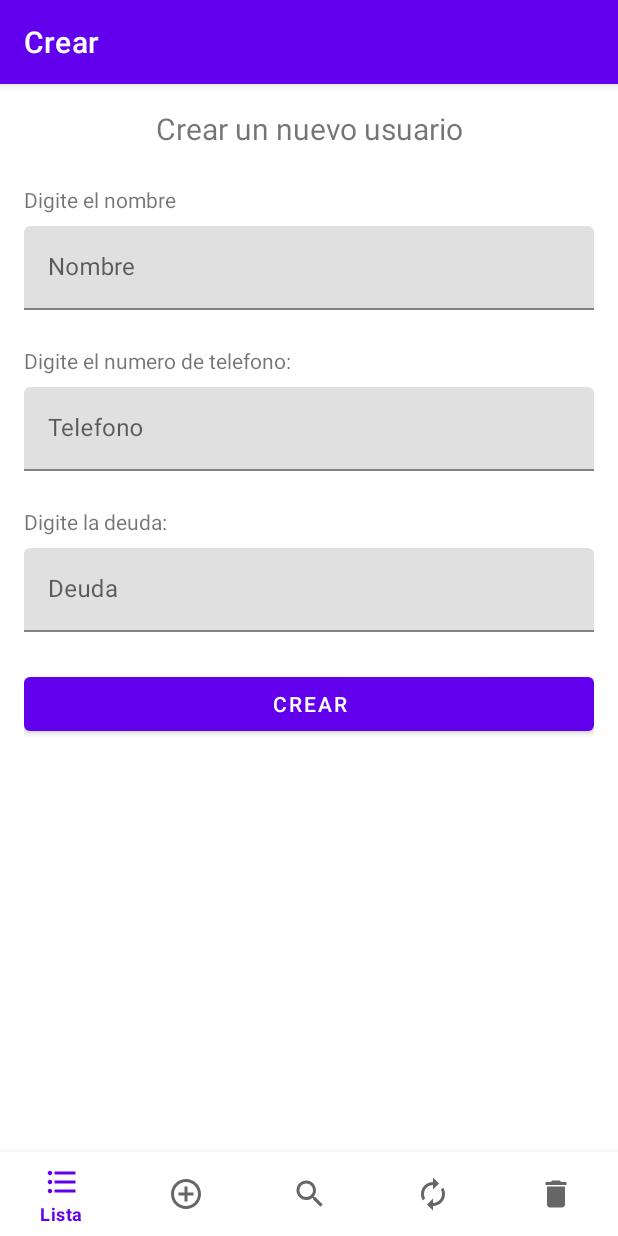
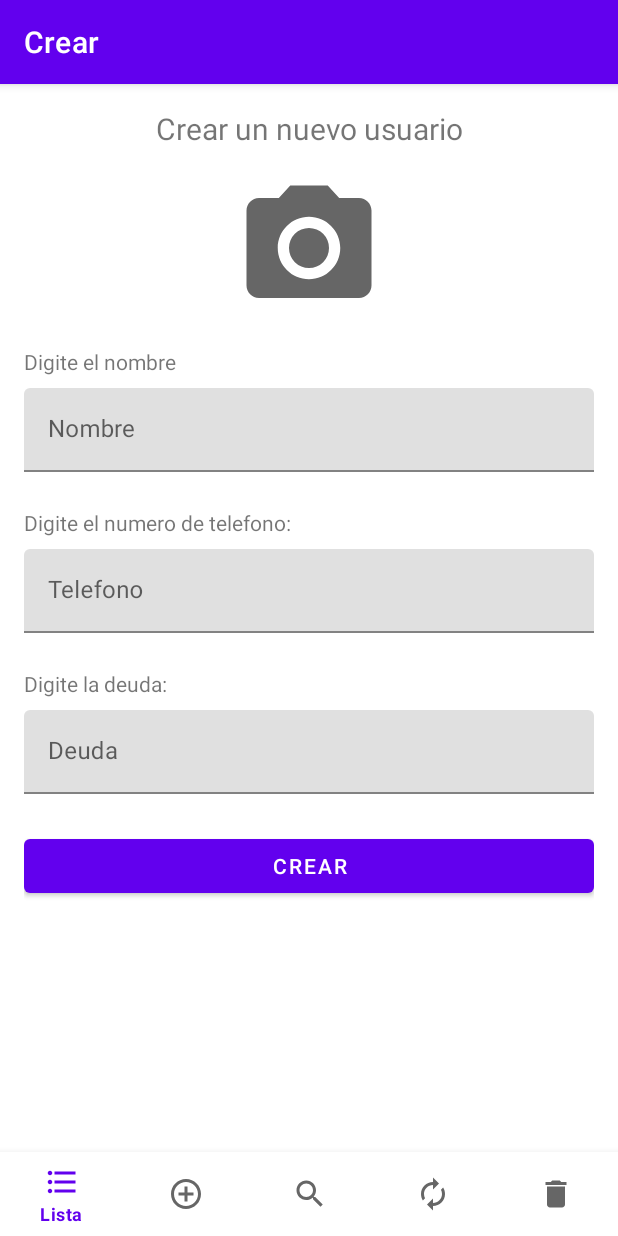
Before and after one commit to programing-of-mobile-devices/DeudoresApp, an Android app: the CreateFragment screen opened through its navigation route, after a tap on "CREAR", on a phone screen of 412 x 824 dp. Run offline under Robolectric (Android 15) with nearby library versions, the light colour scheme and no system bars; our stand-ins replace Firebase (no records; nobody signed in at launch, a user with empty details on screens opened directly), Picasso, navigation-ui; 2 statements that could not run were skipped.

Commit message:
almacenar imagenes en Storage implemnetado

```diff
--- a/app/build.gradle
+++ b/app/build.gradle
@@ -43,6 +43,7 @@ dependencies {
 
     implementation 'com.google.firebase:firebase-firestore-ktx:23.0.3'
     implementation 'com.google.firebase:firebase-database-ktx:20.0.1'
+    implementation 'com.google.firebase:firebase-storage-ktx:20.0.0'
     def room_version = "2.3.0"
 
     implementation "androidx.room:room-runtime:$room_version"
@@ -63,6 +64,9 @@ dependencies {
     implementation 'androidx.navigation:navigation-fragment-ktx:2.3.5'
     implementation 'androidx.navigation:navigation-ui-ktx:2.3.5'
     implementation 'androidx.legacy:legacy-support-v4:1.0.0'
+
+    implementation 'com.squareup.picasso:picasso:2.8'
+
     testImplementation 'junit:junit:4.+'
     androidTestImplementation 'androidx.test.ext:junit:1.1.3'
     androidTestImplementation 'androidx.test.espresso:espresso-core:3.4.0'
--- a/app/src/main/AndroidManifest.xml
+++ b/app/src/main/AndroidManifest.xml
@@ -1,6 +1,9 @@
 <?xml version="1.0" encoding="utf-8"?>
 <manifest xmlns:android="http://schemas.android.com/apk/res/android"
     package="com.eljeff.deudoresapp">
+
+    <uses-feature android:name="android.hardware.camera"
+        android:required="true"/>
 
     <application
         android:name=".DeudoresApp"
--- a/app/src/main/java/com/eljeff/deudoresapp/data/server/DebtorServer.kt
+++ b/app/src/main/java/com/eljeff/deudoresapp/data/server/DebtorServer.kt
@@ -4,5 +4,6 @@ class DebtorServer(
     val id: String? = null,
     val name: String? = null,
     val phone: String? = null,
-    val debt: Long? = null
+    val debt: Long? = null,
+    val urlPicture: String? = null
 )
--- a/app/src/main/java/com/eljeff/deudoresapp/ui/create/CreateFragment.kt
+++ b/app/src/main/java/com/eljeff/deudoresapp/ui/create/CreateFragment.kt
@@ -1,18 +1,34 @@
 package com.eljeff.deudoresapp.ui.create
 
+import android.app.Activity.RESULT_OK
+import android.content.Intent
+import android.graphics.Bitmap
+import android.graphics.drawable.BitmapDrawable
+import android.net.Uri
+import android.os.Build
 import android.os.Bundle
+import android.provider.MediaStore
 import android.view.LayoutInflater
 import android.view.View
 import android.view.ViewGroup
+import androidx.activity.result.contract.ActivityResultContracts
+import androidx.annotation.RequiresApi
 import androidx.fragment.app.Fragment
 import androidx.lifecycle.ViewModelProvider
 import com.eljeff.deudoresapp.DeudoresApp
+import com.eljeff.deudoresapp.R
 import com.eljeff.deudoresapp.data.local.dao.DebtorDao
 import com.eljeff.deudoresapp.data.local.entities.Debtor
 import com.eljeff.deudoresapp.data.server.DebtorServer
 import com.eljeff.deudoresapp.databinding.FragmentCreateBinding
+import com.google.android.gms.tasks.Continuation
+import com.google.android.gms.tasks.Task
 import com.google.firebase.firestore.ktx.firestore
 import com.google.firebase.ktx.Firebase
+import com.google.firebase.storage.FirebaseStorage
+import com.google.firebase.storage.UploadTask
+import com.squareup.picasso.Picasso
+import java.io.ByteArrayOutputStream
 import java.sql.Types.NULL
 
 
@@ -24,6 +40,19 @@ class CreateFragment : Fragment() {
     // This property is only valid between onCreateView and
     // onDestroyView.
     private val binding get() = _binding!!
+
+    //imagen
+    private var urlImage: String? = null
+    private val REQUEST_IMAGE_CAPTURE = 1000
+
+    var resultLauncher = registerForActivityResult(ActivityResultContracts.StartActivityForResult()) { result ->
+        if (result.resultCode == RESULT_OK) {
+            // There are no request codes
+            val data: Intent? = result.data
+            val imageBitMap = data?.extras?.get("data") as Bitmap
+            binding.takePictureImgVw.setImageBitmap(imageBitMap)
+        }
+    }
 
     override fun onCreateView(
         inflater: LayoutInflater,
@@ -43,20 +72,21 @@ class CreateFragment : Fragment() {
 
         //Lógica
         with(binding) {
+
+            // click
+            takePictureImgVw.setOnClickListener {
+                dispatchTakePictureIntent()
+            }
+
             createButton.setOnClickListener {
-                val name = nameEdTx.text.toString()
-                val phone = phoneEdTx.text.toString()
-                val debt = debtEdTx.text.toString().toLong()
-
-                // funcion para crear usuario
-                //createDebtor(name, phone, debt)
-                createDebtorServer(name, phone, debt)
+                saveDeptor()
+                //savePicture()
             }
         }
         return root
     }
 
-    private fun createDebtorServer(name: String, phone: String, debt: Long) {
+    private fun saveDeptor() {
 
         // instanciamos la base de datos en firebase
         val db = Firebase.firestore
@@ -65,24 +95,59 @@ class CreateFragment : Fragment() {
         // genera un nuevo id
         val id = document.id
 
-        //creamos el dudor
-        val debtorServer = DebtorServer(id, name, phone, debt)
+        // información de la imagen
+        var storage = FirebaseStorage.getInstance()
+        val pictureRef = storage.reference.child("debtors").child(id)
+        binding.takePictureImgVw.isDrawingCacheEnabled = true
+        binding.takePictureImgVw.buildDrawingCache()
+        val bitmap = (binding.takePictureImgVw.drawable as BitmapDrawable).bitmap
+        val baos = ByteArrayOutputStream()
+        bitmap.compress(Bitmap.CompressFormat.JPEG, 100, baos)
+        val data = baos.toByteArray()
 
-        // agregamos los datos del nuevo deudor al servidor
-        db.collection("deudores").document(id).set(debtorServer)
+        //mandar data a la nube
+        var uploadTask = pictureRef.putBytes(data)
+        val urlTask = uploadTask.continueWithTask{ task ->
+            if (!task.isSuccessful) {
+                task.exception?.let {
+                    throw it
+                }
+            }
+            pictureRef.downloadUrl
+        }.addOnCompleteListener { task ->
+            if (task.isSuccessful) {
+                val urlPicture = task.result.toString()
 
-        cleanViews()
+                with(binding) {
+
+                    // capturamos datos de la interfaz
+                    val name = nameEdTx.text.toString()
+                    val phone = phoneEdTx.text.toString()
+                    val debt = debtEdTx.text.toString().toLong()
+
+                    //creamos el dudor
+                    val debtorServer = DebtorServer(id, name, phone, debt, urlPicture)
+
+                    // Agregamos el deudor a la base de datos
+                    db.collection("deudores").document(id).set(debtorServer)
+
+                    // Limpiamos las vistas
+                    cleanViews()
+                }
+
+            } else {
+                // Handle failures
+                // ...
+            }
+        }
 
 
     }
 
-    private fun createDebtor(name: String, phone: String, debt: Long) {
-        // se cre la entidad
-        val debtor = Debtor(id = NULL, name = name, phone = phone, debt = debt)
-        val debtorDao: DebtorDao = DeudoresApp.database.DebtorDao()
-        debtorDao.createDebtor(debtor)
+    private fun dispatchTakePictureIntent() {
 
-        cleanViews()
+        val intent = Intent(MediaStore.ACTION_IMAGE_CAPTURE)
+        resultLauncher.launch(intent)
 
     }
 
@@ -91,6 +156,8 @@ class CreateFragment : Fragment() {
             nameEdTx.setText("")
             phoneEdTx.setText("")
             debtEdTx.setText("")
+            //Picasso.get().load(R.drawable.ic_camera).into(takePictureImgVw)
+            takePictureImgVw.setImageResource(R.drawable.ic_camera)
         }
     }
 
--- a/app/src/main/java/com/eljeff/deudoresapp/ui/list/DebtorsAdapter.kt
+++ b/app/src/main/java/com/eljeff/deudoresapp/ui/list/DebtorsAdapter.kt
@@ -8,6 +8,7 @@ import com.eljeff.deudoresapp.R
 import com.eljeff.deudoresapp.data.local.entities.Debtor
 import com.eljeff.deudoresapp.data.server.DebtorServer
 import com.eljeff.deudoresapp.databinding.CardViewDebtorsItemBinding
+import com.squareup.picasso.Picasso
 
 class DebtorsAdapter(
     private val onItemClicked: (DebtorServer) -> Unit,
@@ -50,6 +51,9 @@ class DebtorsAdapter(
             with(binding){
                 nameCardVwTxVw.text = debtor.name
                 debtCardVwTxVw.text = debtor.debt.toString()
+                if(debtor.urlPicture != null){
+                    Picasso.get().load(debtor.urlPicture).into(pictureImgVw)
+                }
             }
         }
     }
--- /dev/null
+++ b/app/src/main/res/drawable/ic_camera.xml
@@ -0,0 +1,13 @@
+<vector xmlns:android="http://schemas.android.com/apk/res/android"
+    android:width="24dp"
+    android:height="24dp"
+    android:viewportWidth="24"
+    android:viewportHeight="24"
+    android:tint="?attr/colorControlNormal">
+  <path
+      android:fillColor="@android:color/white"
+      android:pathData="M12,12m-3.2,0a3.2,3.2 0,1 1,6.4 0a3.2,3.2 0,1 1,-6.4 0"/>
+  <path
+      android:fillColor="@android:color/white"
+      android:pathData="M9,2L7.17,4L4,4c-1.1,0 -2,0.9 -2,2v12c0,1.1 0.9,2 2,2h16c1.1,0 2,-0.9 2,-2L22,6c0,-1.1 -0.9,-2 -2,-2h-3.17L15,2L9,2zM12,17c-2.76,0 -5,-2.24 -5,-5s2.24,-5 5,-5 5,2.24 5,5 -2.24,5 -5,5z"/>
+</vector>
--- a/app/src/main/res/layout/fragment_create.xml
+++ b/app/src/main/res/layout/fragment_create.xml
@@ -9,7 +9,7 @@
 
     <androidx.constraintlayout.widget.ConstraintLayout
         android:layout_width="match_parent"
-        android:layout_height="wrap_content"
+        android:layout_height="match_parent"
         android:padding="16dp"
         tools:context=".ui.create.CreateFragment">
 
@@ -28,12 +28,12 @@
             android:id="@+id/name_tx_vw"
             android:layout_width="wrap_content"
             android:layout_height="wrap_content"
-            android:layout_marginTop="24dp"
+            android:layout_marginTop="16dp"
             android:text="@string/type_name"
             app:layout_constraintEnd_toEndOf="parent"
             app:layout_constraintHorizontal_bias="0.0"
             app:layout_constraintStart_toStartOf="parent"
-            app:layout_constraintTop_toBottomOf="@+id/title_create_tx_vw" />
+            app:layout_constraintTop_toBottomOf="@+id/take_picture_img_vw" />
 
         <com.google.android.material.textfield.TextInputLayout
             android:id="@+id/name_tx_inp_lay"
@@ -118,5 +118,15 @@
             app:layout_constraintStart_toStartOf="parent"
             app:layout_constraintTop_toBottomOf="@+id/debt_tx_inp_lay" />
 
+        <ImageView
+            android:id="@+id/take_picture_img_vw"
+            android:layout_width="100dp"
+            android:layout_height="100dp"
+            android:layout_marginTop="16dp"
+            app:layout_constraintEnd_toEndOf="parent"
+            app:layout_constraintStart_toStartOf="parent"
+            app:layout_constraintTop_toBottomOf="@+id/title_create_tx_vw"
+            app:srcCompat="@drawable/ic_camera" />
+
     </androidx.constraintlayout.widget.ConstraintLayout>
 </ScrollView>
```
Also changed, not shown: app/src/main/res/layout/card_view_debtors_item.xml (+14 -4 lines).
